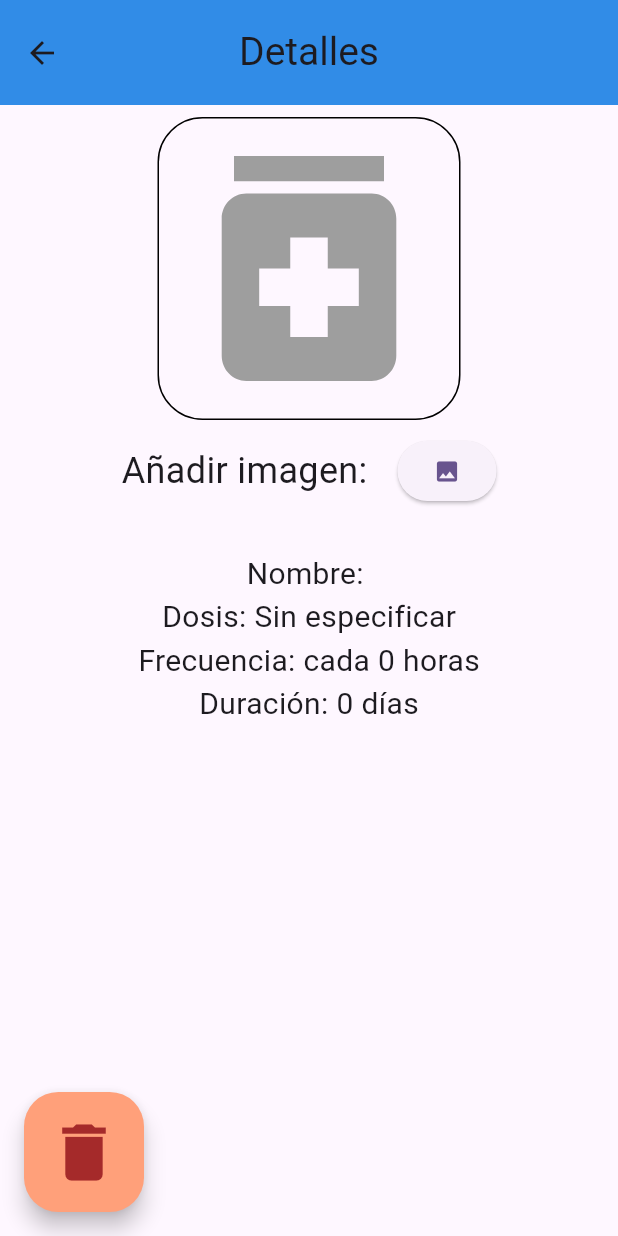
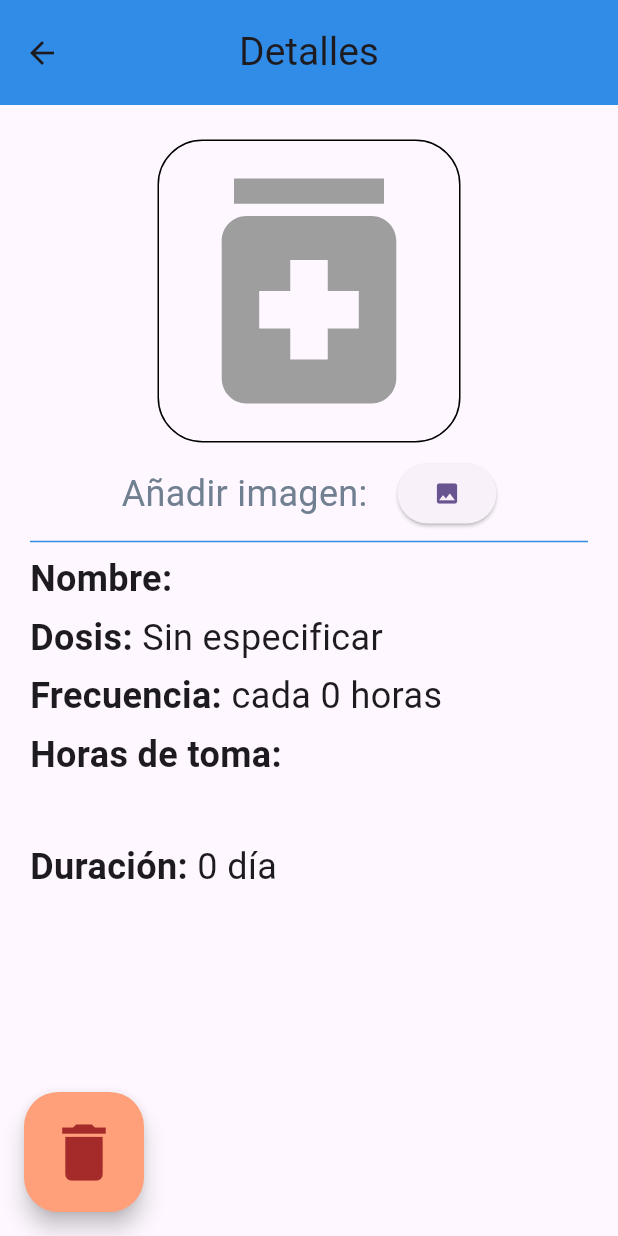
Before and after one commit to JavierVelaR/BienestarMayor, a Flutter app: the ScreenMedicamentoDetails screen opened directly with empty values, on a phone screen of 412 x 824 dp. Run offline on Flutter 3.47's test engine with Material 3 defaults, Android fonts, the phone set to English and light mode, and no system bars; our stand-ins replace flutter_local_notifications, flutter_svg, flutter_timezone, fluttertoast, image_picker, shared_preferences and 3 more; missing offline and left inert: alarm; accounts and stored records are empty; project files that could hold a hidden picture were left out.

Commit message:
Mejorado la interfaz de detalled de medicamento

```diff
--- a/bienestar_mayor/lib/ui/screen_medicamentos/screen_medicamento_details.dart
+++ b/bienestar_mayor/lib/ui/screen_medicamentos/screen_medicamento_details.dart
@@ -29,6 +29,7 @@ class _ScreenMedicamentoDetailsState extends State<ScreenMedicamentoDetails> {
   String _fotoPath = "";
   XFile? _pickedFile;
   bool _tieneFoto = false;
+  String _horasTomaText = "";
 
   @override
   void initState() {
@@ -36,6 +37,8 @@ class _ScreenMedicamentoDetailsState extends State<ScreenMedicamentoDetails> {
     if (widget._medicamento.foto != null)
       _fotoPath = XFile(widget._medicamento.foto!).path;
     if (_fotoPath.isNotEmpty) _tieneFoto = true;
+
+    _getHorasToma();
   }
 
   // TODO: Mejorar recuadro de foto, ver si está vertical o en paisaje, que muestre las horas de toma
@@ -52,16 +55,20 @@ class _ScreenMedicamentoDetailsState extends State<ScreenMedicamentoDetails> {
       floatingActionButtonLocation: FloatingActionButtonLocation.startFloat,
       floatingActionButton: _floatingActionButton(),
       body: Padding(
-        padding: const EdgeInsets.all(8.0),
+        padding: const EdgeInsets.symmetric(vertical: 8.0, horizontal: 20),
         child: Column(
+          mainAxisAlignment: MainAxisAlignment.start,
+          crossAxisAlignment: CrossAxisAlignment.start,
           children: [
             Row(
               mainAxisAlignment: MainAxisAlignment.center,
               children: [
+                Column(
+                  children: [
+                    // TODO: al clickar en la imagen, que se vea en pantalla completa
                     _fotoPath.isNotEmpty
-                    ? Column(children: [
-                        Container(
-                          width: MediaQuery.sizeOf(context).width / 1.75,
+                        ? Container(
+                            width: MediaQuery.sizeOf(context).width / 1.5,
                             height: MediaQuery.sizeOf(context).height / 3.75,
                             alignment: Alignment.center,
                             // decoration: BoxDecoration(
@@ -69,23 +76,12 @@ class _ScreenMedicamentoDetailsState extends State<ScreenMedicamentoDetails> {
                             //   borderRadius: const BorderRadius.all(Radius.circular(20))
                             // ),
                             child: Image.file(File(XFile(_fotoPath).path)),
-                        ),
-                        Row(
-                          mainAxisAlignment: MainAxisAlignment.spaceEvenly,
-                          children: [
-                            const Text(
-                              "Cambiar imagen:",
-                              style: TextStyle(fontSize: 24),
-                            ),
-                            const SizedBox(
-                              width: 20,
-                            ),
-                            _botonCambiarImagen(),
-                          ],
-                        ),
-                      ])
+                          )
                         : Column(
                             children: [
+                              const SizedBox(
+                                height: 15,
+                              ),
                               Container(
                                   decoration: BoxDecoration(
                                       border: Border.all(color: Colors.black),
@@ -98,58 +94,71 @@ class _ScreenMedicamentoDetailsState extends State<ScreenMedicamentoDetails> {
                                   )),
                               const SizedBox(
                                 height: 10,
+                              )
+                            ],
                           ),
                     Row(
                       mainAxisAlignment: MainAxisAlignment.spaceEvenly,
                       children: [
-                              const Text(
-                                "Añadir imagen:",
-                                style: TextStyle(fontSize: 24),
+                        Text(
+                          _fotoPath.isNotEmpty
+                              ? "Cambiar imagen:"
+                              : "Añadir imagen:",
+                          style: const TextStyle(
+                              fontSize: 24, color: CustomColors.grisPizarra),
                         ),
                         const SizedBox(
                           width: 20,
                         ),
                         _botonCambiarImagen(),
                       ],
-                          ),
+                    )
                   ],
                 ),
               ],
             ),
-            const SizedBox(
-              height: 30,
+            const Divider(
+              color: CustomColors.azulFrancia,
+            ),
+            _infoField("Nombre", widget._medicamento.nombre),
+            const SizedBox(height: 5),
+            _infoField("Dosis", widget._medicamento.dosis),
+            const SizedBox(height: 5),
+            _infoField(
+                "Frecuencia", "cada ${widget._medicamento.frecuencia} horas"),
+            const SizedBox(height: 5),
+            const Text(
+              "Horas de toma:",
+              style: TextStyle(fontSize: 24, fontWeight: FontWeight.bold),
             ),
             Text(
-              "Nombre: ${widget._medicamento.nombre}",
-              style: const TextStyle(
-                fontSize: 20,
+              _horasTomaText,
+              style: const TextStyle(fontSize: 25),
             ),
-            ),
-            Text(
-              "Dosis: ${widget._medicamento.dosis}",
-              style: const TextStyle(
-                fontSize: 20,
-              ),
-            ),
-            Text(
-              "Frecuencia: cada ${widget._medicamento.frecuencia} horas",
-              style: const TextStyle(
-                fontSize: 20,
-              ),
-            ),
-            Text(
-              "Duración: ${widget._medicamento.duracion} días",
-              style: const TextStyle(
-                fontSize: 20,
-              ),
-            ),
+            const SizedBox(height: 5),
+            _infoField("Duración",
+                "${widget._medicamento.duracion} ${widget._medicamento.duracion < 2 ? "día" : "días"}"),
           ],
         ),
       ),
     );
   }
 
-  // todo: modificar horas de toma de medicamento ¿? no creo
+  _infoField(String name, String info) => Row(
+        children: [
+          Text(
+            "$name: ",
+            style: const TextStyle(fontSize: 24, fontWeight: FontWeight.bold),
+          ),
+          Text(
+            info,
+            style: const TextStyle(
+              fontSize: 24,
+              // fontWeight: FontWeight.bold
+            ),
+          ),
+        ],
+      );
 
   _floatingActionButton() => SizedBox(
         height: 80,
@@ -174,22 +183,18 @@ class _ScreenMedicamentoDetailsState extends State<ScreenMedicamentoDetails> {
                               color: Colors.black),
                           actions: [
                             TextButton(
-                                onPressed: () {
-                                  Navigator.pop(context);
-                                },
-                                child: const Text("Cancelar",
-                                    style: TextStyle(
-                                      fontSize: 20,
-                                    ))),
-                            TextButton(
-                                onPressed: () async{
+                                onPressed: () async {
                                   // Eliminar medicamento y recordatorios de la db
                                   final query = await DbHelper().db.query(
-                                      RecordatorioDao().tableName, where: "id_medicamento = ?", whereArgs: [widget._medicamento.id]);
+                                      RecordatorioDao().tableName,
+                                      where: "id_medicamento = ?",
+                                      whereArgs: [widget._medicamento.id]);
 
-                                  final listaRecordatorios = query.map((e) => Recordatorio.fromMap(e)).toList();
+                                  final listaRecordatorios = query
+                                      .map((e) => Recordatorio.fromMap(e))
+                                      .toList();
 
-                                  for(Recordatorio rec in listaRecordatorios){
+                                  for (Recordatorio rec in listaRecordatorios) {
                                     final queryHistorial = await DbHelper()
                                         .db
                                         .query(HistorialDao().tableName,
@@ -200,8 +205,10 @@ class _ScreenMedicamentoDetailsState extends State<ScreenMedicamentoDetails> {
                                         .map((e) => Historial.fromMap(e))
                                         .toList();
 
+                                    if (historial.isNotEmpty) {
                                       HistorialDao()
                                           .deleteHistorial(historial[0]);
+                                    }
 
                                     // Eliminar recordatorio
                                     RecordatorioDao().deleteRecordatorio(rec);
@@ -211,18 +218,8 @@ class _ScreenMedicamentoDetailsState extends State<ScreenMedicamentoDetails> {
                                     Alarm.stop(rec.id);
                                   }
 
-                                  MedicamentoDao().deleteMedicamento(widget._medicamento);
-
-                                  // /// TODO: mostrar texto que se ha eliminado con exito ¿?
-                                  // showDialog(
-                                  //     context: context,
-                                  //     builder: (_) => AlertDialog(
-                                  //       title: const Text("Se ha borrado con éxito"),
-                                  //       actions: [
-                                  //         TextButton(onPressed: (){Navigator.pop(context);}, child: const Text("Vale"))
-                                  //       ],
-                                  //     ),
-                                  //     );
+                                  MedicamentoDao()
+                                      .deleteMedicamento(widget._medicamento);
 
                                   // Salir de Dialog y salir a pantalla de listado de medicamentos
                                   Navigator.pop(context);
@@ -231,6 +228,14 @@ class _ScreenMedicamentoDetailsState extends State<ScreenMedicamentoDetails> {
                                 child: const Text("Sí",
                                     style: TextStyle(
                                         fontSize: 20, color: Colors.red))),
+                            TextButton(
+                                onPressed: () {
+                                  Navigator.pop(context);
+                                },
+                                child: const Text("Cancelar",
+                                    style: TextStyle(
+                                      fontSize: 20,
+                                    ))),
                           ],
                         ));
               }),
@@ -306,4 +311,24 @@ class _ScreenMedicamentoDetailsState extends State<ScreenMedicamentoDetails> {
   _addFoto(Medicamento med) {
     MedicamentoDao().updateMedicamento(med);
   }
+
+  _getHorasToma() {
+    // Conseguir la hora de inicio con el primer recordatorio del medicamento
+    DbHelper().db.query(RecordatorioDao().tableName,
+        where: "id_medicamento = ?",
+        whereArgs: [widget._medicamento.id]).then((query) {
+      final recordatorio =
+          query.map((map) => Recordatorio.fromMap(map)).toList();
+      for (int i = 0; i < 24 / widget._medicamento.frecuencia; i++) {
+        if ((i == 0 && 24 / widget._medicamento.frecuencia == 1) ||
+            (i == 24 / widget._medicamento.frecuencia - 1)) {
+          _horasTomaText += recordatorio[i].hora.split(' ').last;
+        } else {
+          _horasTomaText += "${recordatorio[i].hora.split(' ').last}, \t";
         }
+      }
+
+      setState(() {});
+    });
+  }
+}
```
Lines whose indentation alone changed are shown as unchanged.
